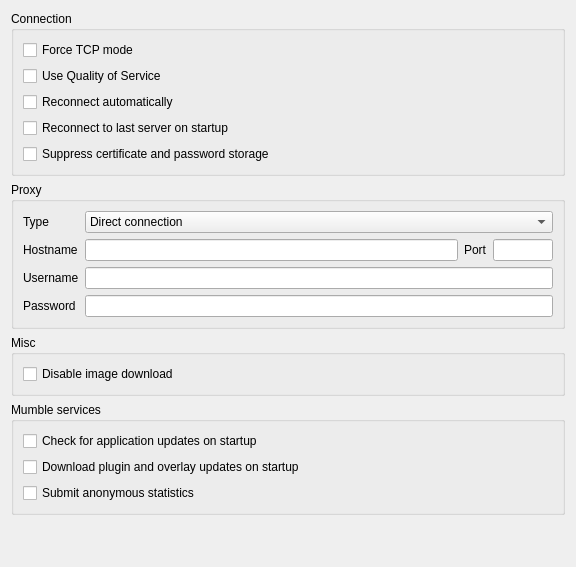
Qt form src/mumble/NetworkConfig.ui (mumble-voip/mumble) before a commit.
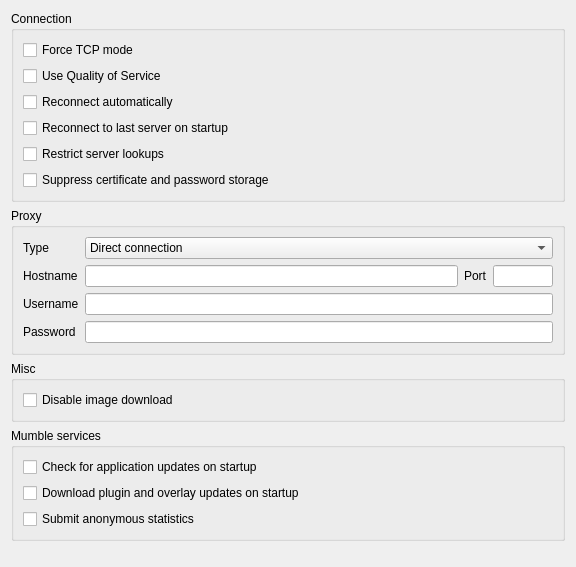
The same form after that commit.

Commit message: Added an option to restrict server lookups on start.

Patch:
```diff
--- a/src/mumble/NetworkConfig.ui
+++ b/src/mumble/NetworkConfig.ui
@@ -75,6 +75,19 @@
         </property>
        </widget>
       </item>
+      <item>
+       <widget class="QCheckBox" name="qcbRestrictServerLookups">
+        <property name="toolTip">
+         <string>Don't look for public Mumble servers on startup.</string>
+        </property>
+        <property name="whatsThis">
+         <string>&lt;b&gt;This will prevent the client from finding public servers at startup.&lt;/b&gt;&lt;p&gt;The client will not retrieve any information about public Mumble servers. This option should only be enabled if you already know the hostname or IP address of the server you want to join.&lt;/p&gt;</string>
+        </property>
+        <property name="text">
+         <string>Restrict server lookups</string>
+        </property>   
+       </widget>
+      </item>
       <item>
        <widget class="QCheckBox" name="qcbSuppressIdentity">
         <property name="toolTip">
```
The commit also changes 4 other files.
